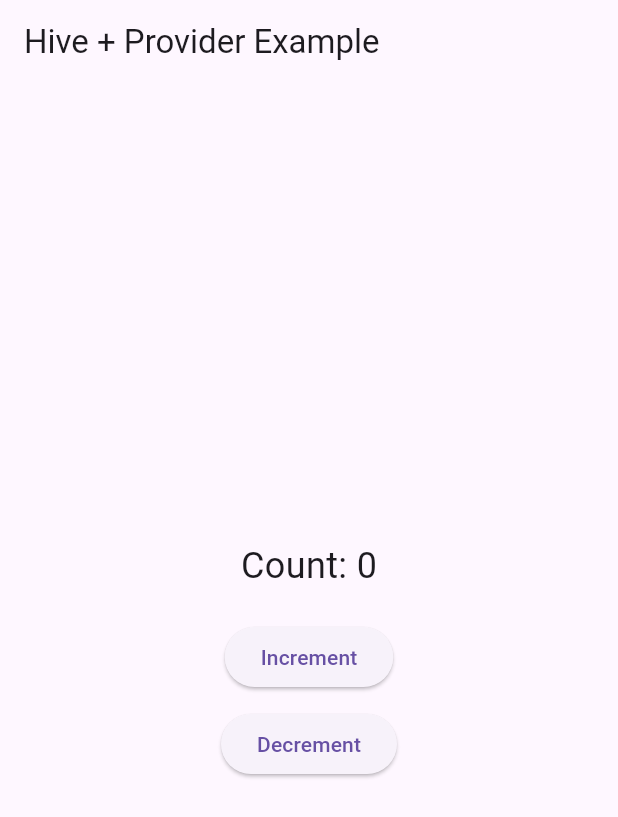
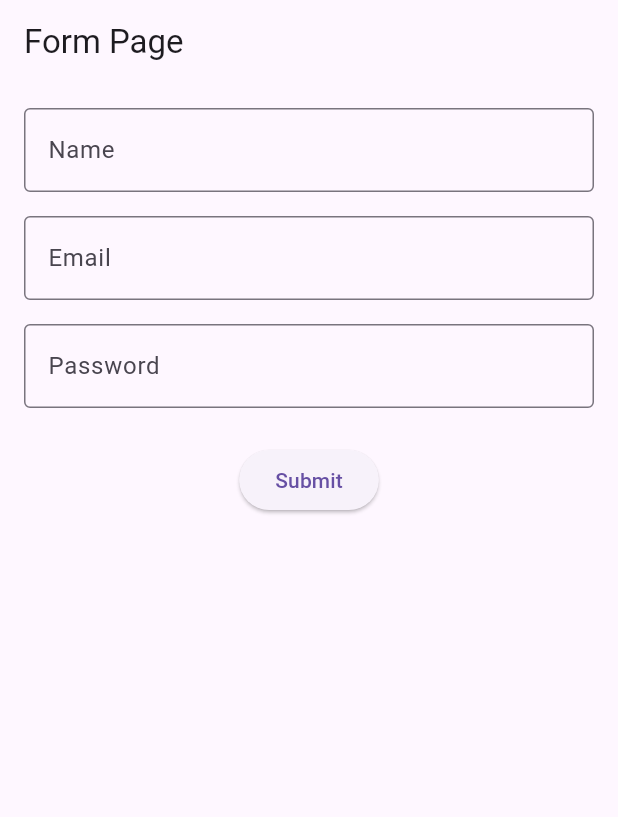
Before and after one commit to Temsegn/Flutter-Projects, a Flutter app: the screen it shows after launch, on a phone screen of 412 x 824 dp. Shown: the top 817 px of the screen. Run offline on Flutter 3.47's test engine with Material 3 defaults, Android fonts, the phone set to English and light mode, and no system bars; our stand-ins replace email_validator, hive_flutter; accounts and stored records are empty.

Commit message:
form validation password and email validation

```diff
--- /dev/null
+++ b/lib/form/form_page.dart
@@ -0,0 +1,136 @@
+import 'package:flutter/material.dart';
+import 'package:email_validator/email_validator.dart';
+
+class FormPage extends StatefulWidget {
+  FormPage({super.key});
+
+  @override
+  FormPageState createState() => FormPageState();
+}
+
+class FormPageState extends State<FormPage> {
+  final _formKey = GlobalKey<FormState>(); // Key for the form
+  final _nameController = TextEditingController(); // Controller for name field
+  final _emailController =
+      TextEditingController(); // Controller for email field
+  final _passwordController =
+      TextEditingController(); // Controller for password field
+
+  @override
+  void dispose() {
+    _nameController.dispose();
+    _emailController.dispose();
+    _passwordController.dispose();
+    super.dispose();
+  }
+
+  @override
+  Widget build(BuildContext context) {
+    return Scaffold(
+      appBar: AppBar(title: Text('Form Page')),
+      body: Form(
+        key: _formKey, // Assign the form key
+        child: Padding(
+          padding: const EdgeInsets.all(16.0),
+          child: Column(
+            children: [
+              // Name Field
+              TextFormField(
+                controller: _nameController,
+                decoration: InputDecoration(
+                  labelText: 'Name',
+                  border: OutlineInputBorder(),
+                ),
+                validator: (value) {
+                  if (value == null || value.isEmpty) {
+                    return 'Please enter your name';
+                  } else if (RegExp('r^[a-zA-Z]').hasMatch(value!)) {
+                    return 'Please enter valid name';
+                  }
+                  return null;
+                },
+              ),
+              SizedBox(height: 16),
+
+              // Email Field
+              TextFormField(
+                controller: _emailController,
+                decoration: InputDecoration(
+                  labelText: 'Email',
+                  border: OutlineInputBorder(),
+                ),
+                validator: (value) {
+                  if (value == null ||
+                      value.isEmpty ||
+                      !RegExp(
+                        r'^[\w-]+(\.[\w-]+)*@([\w-]+\.)+[a-zA-Z]{2,7}$',
+                      ).hasMatch(value)) {
+                    return 'Please enter your email';
+                  }
+                  // Step 2: Validate email domain
+                  final domain = value.split('@')[1]; // Extract domain part
+                  final validDomains = [
+                    'gmail.com',
+                    'yahoo.com',
+                    'outlook.com',
+                    'example.com',
+                  ]; // Add more domains as needed
+
+                  if (!validDomains.contains(domain)) {
+                    return 'Please enter a valid email domain';
+                  }
+                  return null;
+                },
+              ),
+              SizedBox(height: 16),
+
+              // Password Field
+              TextFormField(
+                controller: _passwordController,
+                obscureText: true, // Hide password
+                decoration: InputDecoration(
+                  labelText: 'Password',
+                  border: OutlineInputBorder(),
+                ),
+                validator: (value) {
+                  if (value == null || value.isEmpty) {
+                    return 'Please enter your password';
+                  }
+                  if (!RegExp(
+                    r'^(?=.*[A-Z])(?=.*[a-z])(?=.*[0-9])(?=.*[!@#$%^&*(),.?":{}|<>]).{6,}$',
+                  ).hasMatch(value)) {
+                    return 'Password must contain at least one uppercase letter, one lowercase letter, one number, and one special character';
+                  }
+                  return null;
+                },
+              ),
+              SizedBox(height: 24),
+
+              // Submit Button
+              ElevatedButton(
+                onPressed: () {
+                  // Validate the form
+                  if (_formKey.currentState!.validate()) {
+                    // If the form is valid, proceed
+                    ScaffoldMessenger.of(
+                      context,
+                    ).showSnackBar(SnackBar(content: Text('Form is valid!')));
+
+                    // Access the form data
+                    String name = _nameController.text;
+                    String email = _emailController.text;
+                    String password = _passwordController.text;
+
+                    // Do something with the data (e.g., send to server)
+                    print('Name: $name, Email: $email, Password: $password');
+                  }
+                },
+                child: Text('Submit'),
+              ),
+            ],
+          ),
+        ),
+      ),
+    );
+  }
+}
--- a/lib/main.dart
+++ b/lib/main.dart
@@ -1,28 +1,25 @@
 import 'package:flutter/material.dart';
-import 'package:provider/provider.dart';
-import 'package:hive_flutter/hive_flutter.dart';
-import 'provider/counter_model.dart'; // Assuming Counter class is in counter_model.dart
-import 'provider/provider_page.dart';
+import 'form/form_page.dart'; // Import the FormPage
+
 void main() async {
-  // Initialize Hive
-  await Hive.initFlutter();
+  // Initialize Hive (if needed)
+  // await Hive.initFlutter();
 
-  // Open a Hive box
-  await Hive.openBox<int>('counts');
+  // Open a Hive box (if needed)
+  // await Hive.openBox('myBox');
 
-  runApp(
-    ChangeNotifierProvider(
-      create: (context) => CounterModel(),
-      child: MyApp(),
-    ),
-  );
+  runApp(MyApp()); // Run the app
 }
 
 class MyApp extends StatelessWidget {
   @override
   Widget build(BuildContext context) {
     return MaterialApp(
-      home: ProviderPage(),
+      title: 'Flutter Form App', // App title
+      theme: ThemeData(
+        primarySwatch: Colors.blue, // App theme
+      ),
+      home: FormPage(), // Set FormPage as the home page
     );
   }
 }
--- a/pubspec.yaml
+++ b/pubspec.yaml
@@ -36,6 +36,8 @@ dependencies:
   cupertino_icons: ^1.0.8
   hive: ^2.2.3
   hive_flutter: ^1.1.0
+  email_validator: ^2.1.17
+
 dev_dependencies:
   flutter_test:
     sdk: flutter
```
Also changed, not shown: pubspec.lock, 1 other file.
